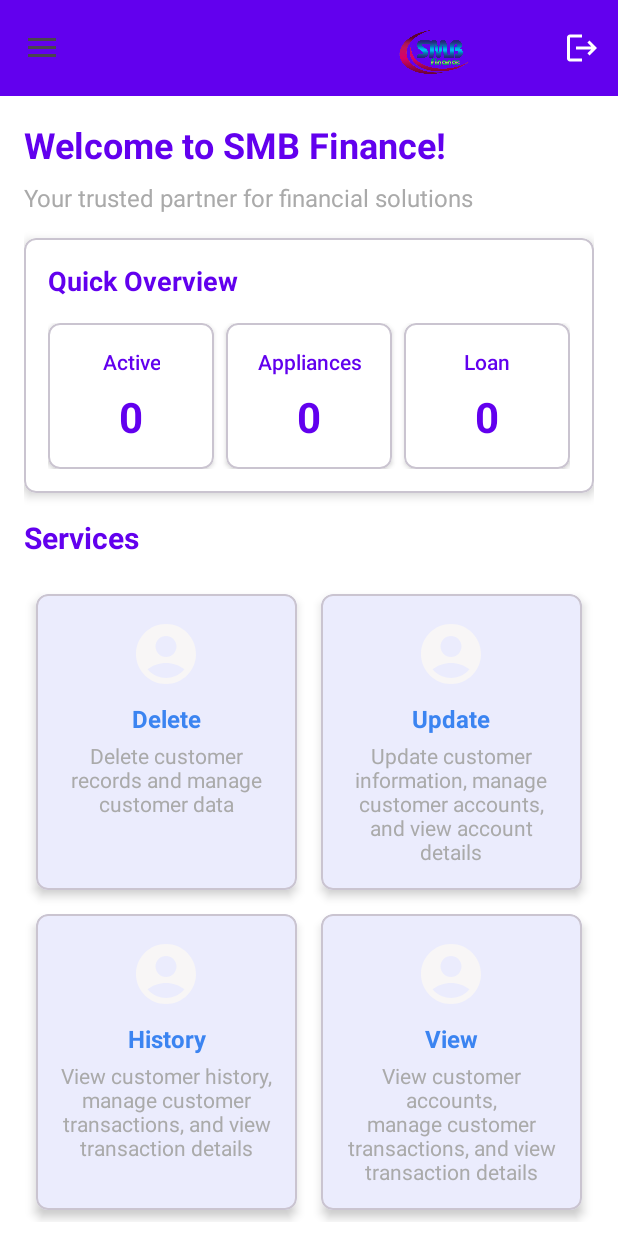
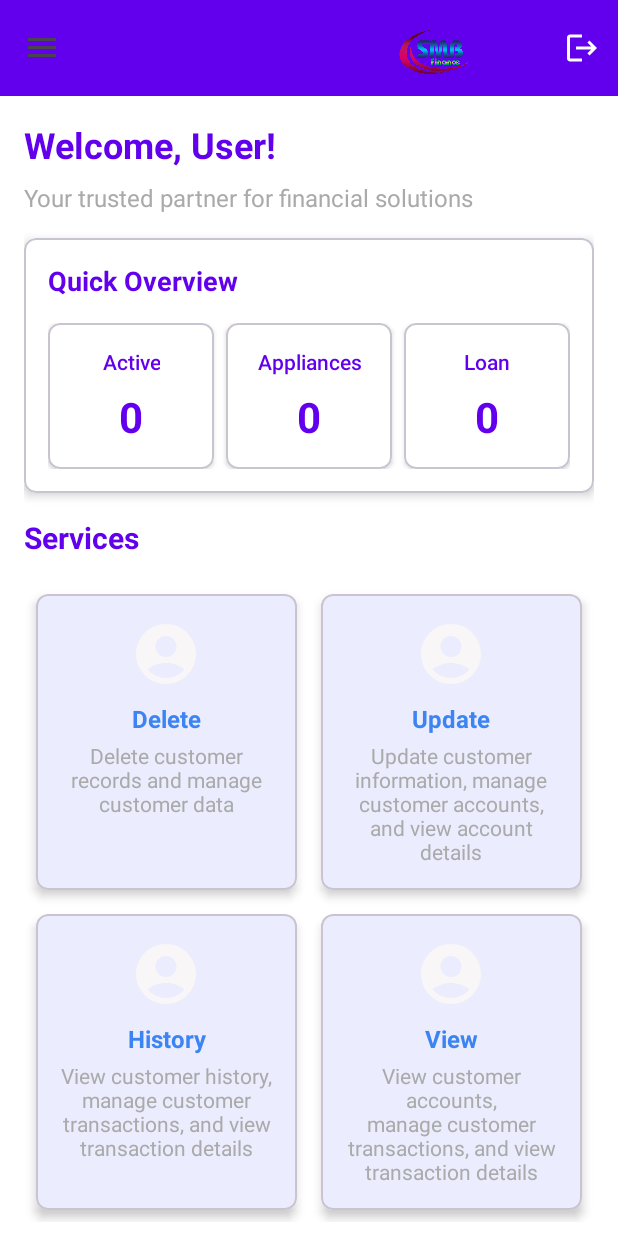
Before and after one commit to nellorukiran/smb-finance-mini, an Android app: the DashboardActivity screen opened directly, with no data from a screen before it, on a phone screen of 412 x 824 dp. Run offline under Robolectric (Android 15) with nearby library versions, the phone set to English and light mode, and no system bars; network calls fail.

Commit message:
Profile Details changes

```diff
--- a/app/src/main/java/com/smbfinance/DashboardActivity.kt
+++ b/app/src/main/java/com/smbfinance/DashboardActivity.kt
@@ -1,6 +1,7 @@
 package com.smbfinance
 
 import android.content.Intent
+import android.content.SharedPreferences
 import android.os.Bundle
 import android.util.Log
 import android.view.Menu
@@ -34,10 +35,14 @@ class DashboardActivity : AppCompatActivity() {
     private lateinit var tvActiveCustomers: TextView
     private lateinit var tvHomeApplianceCustomers: TextView
     private lateinit var tvLoanCustomers: TextView
+    private lateinit var sharedPreferences: SharedPreferences
 
     override fun onCreate(savedInstanceState: Bundle?) {
         super.onCreate(savedInstanceState)
         setContentView(R.layout.activity_dashboard)
+
+        sharedPreferences = getSharedPreferences("SMBFinance", MODE_PRIVATE)
+        Log.d(TAG, "Retrieved user details: ${sharedPreferences.getString("user_fullName", "")}")
 
         // Initialize views
         drawerLayout = findViewById(R.id.drawer_layout)
@@ -48,8 +53,10 @@ class DashboardActivity : AppCompatActivity() {
         tvHomeApplianceCustomers = findViewById(R.id.tvHomeApplianceCustomers)
         tvLoanCustomers = findViewById(R.id.tvLoanCustomers)
 
-        // Set welcome message
-        tvWelcome.text = "Welcome to SMB Finance!"
+        // Set welcome message with user's name
+        val userName = sharedPreferences.getString("user_fullName", "User")
+        Log.d(TAG, "Setting welcome message for user: $userName")
+        tvWelcome.text = "Welcome, $userName!"
 
         // Setup toolbar
         setSupportActionBar(toolbar)
@@ -61,6 +68,20 @@ class DashboardActivity : AppCompatActivity() {
         )
         drawerLayout.addDrawerListener(toggle)
         toggle.syncState()
+
+        // Update navigation header with user details
+        val headerView = navigationView.getHeaderView(0)
+        val profileName = headerView.findViewById<TextView>(R.id.profile_name)
+        val profileEmail = headerView.findViewById<TextView>(R.id.profile_email)
+
+        val storedName = sharedPreferences.getString("user_fullName", "User")
+        val storedEmail = sharedPreferences.getString("user_email", "")
+        val storedRole = sharedPreferences.getString("user_role", "")
+
+        Log.d(TAG, "Displaying user details - Name: $storedName, Email: $storedEmail, Role: $storedRole")
+
+        profileName.text = storedName
+        profileEmail.text = storedEmail
 
         // Setup navigation view
         navigationView.setNavigationItemSelectedListener { item ->
@@ -111,8 +132,12 @@ class DashboardActivity : AppCompatActivity() {
     }
 
     private fun performLogout() {
-        // Clear auth token
+        // Clear auth token and user details
         RetrofitClient.setAuthToken(null)
+        with(sharedPreferences.edit()) {
+            clear()
+            apply()
+        }
 
         // Navigate to login screen
         val intent = Intent(this, MainActivity::class.java)
--- a/app/src/main/java/com/smbfinance/api/RetrofitClient.kt
+++ b/app/src/main/java/com/smbfinance/api/RetrofitClient.kt
@@ -4,7 +4,6 @@ import android.content.Context
 import android.util.Log
 import okhttp3.Interceptor
 import okhttp3.OkHttpClient
-import okhttp3.logging.HttpLoggingInterceptor
 import retrofit2.Retrofit
 import retrofit2.converter.gson.GsonConverterFactory
 import java.util.concurrent.TimeUnit
@@ -12,8 +11,8 @@ import java.util.concurrent.TimeUnit
 object RetrofitClient {
     private const val TAG = "RetrofitClient"
     // Use localhost for API calls
-    private const val //BASE_URL = "http://10.0.2.2:5000/"
-    //private const val BASE_URL = "http://smbfinance.us-east-1.elasticbeanstalk.com/"
+    //private const val BASE_URL = "http://10.0.2.2:5000/"
+    private const val BASE_URL = "http://smbfinance.us-east-1.elasticbeanstalk.com/"
 
     private var authToken: String? = null
 
@@ -36,14 +35,8 @@ object RetrofitClient {
         chain.proceed(request)
     }
 
-
-    private val loggingInterceptor = HttpLoggingInterceptor().apply {
-        level = HttpLoggingInterceptor.Level.BODY
-    }
-
     private val okHttpClient = OkHttpClient.Builder()
         .addInterceptor(authInterceptor)
-        .addInterceptor(loggingInterceptor)
         .connectTimeout(30, TimeUnit.SECONDS)
         .readTimeout(30, TimeUnit.SECONDS)
         .writeTimeout(30, TimeUnit.SECONDS)
```
Also changed, not shown: app/src/main/java/com/smbfinance/MainActivity.kt (+23 -27 lines), app/src/main/java/com/smbfinance/model/LoginResponse.kt (+14 -9 lines).
